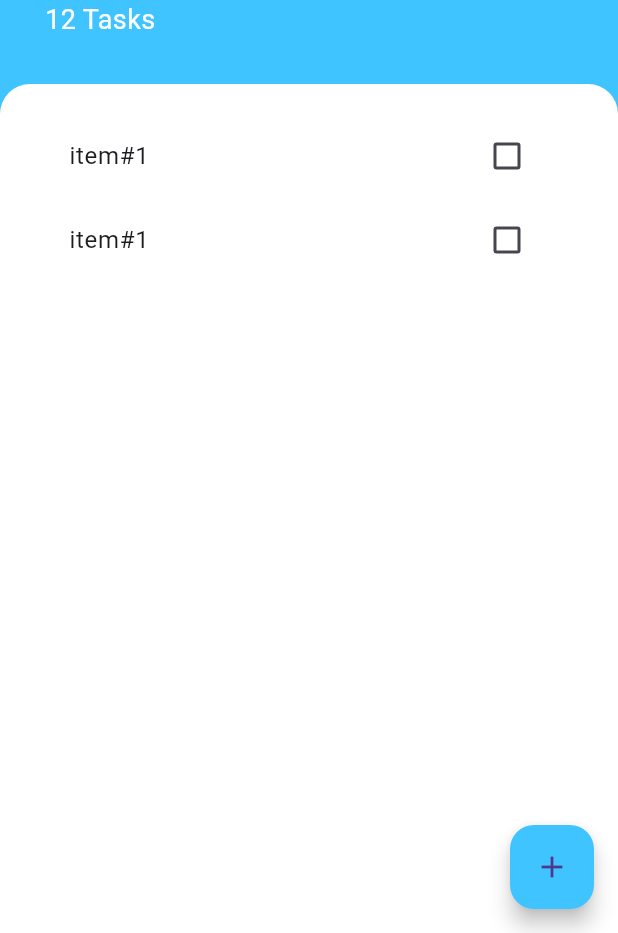
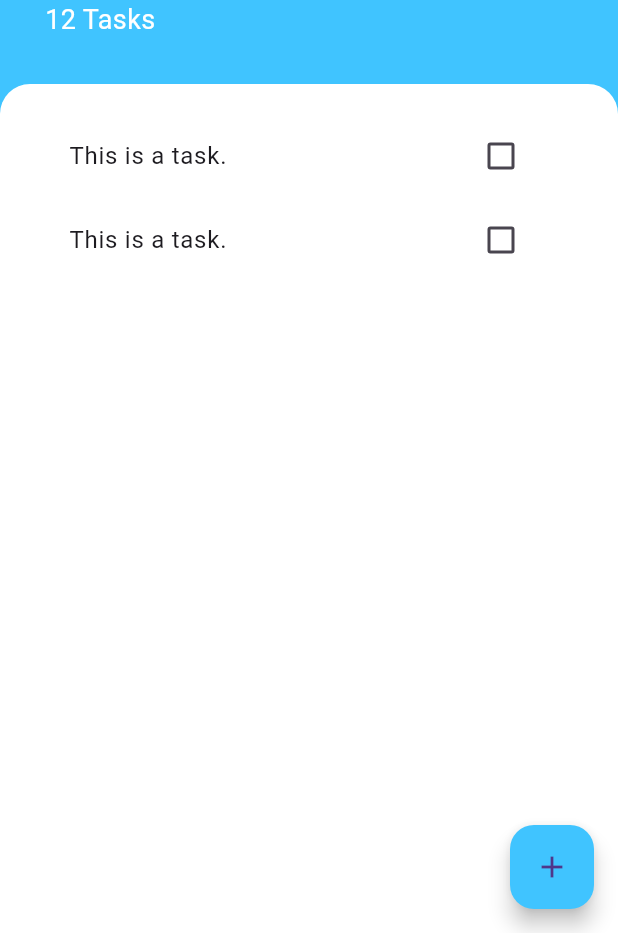
Before and after one commit to aggie2013/training-todey, a Flutter app: the screen it shows after launch, on a phone screen of 412 x 824 dp, the part 303-1236 px from its top. Run offline on Flutter 3.47's test engine with Material 3 defaults, Android fonts, the phone set to English and light mode, and no system bars.

Commit message:
add checkbox logic

```diff
--- a/lib/widgets/task_tile.dart
+++ b/lib/widgets/task_tile.dart
@@ -1,16 +1,47 @@
 import 'package:flutter/material.dart';
 
-class TaskTile extends StatelessWidget {
-  const TaskTile({
-    super.key,
-  });
+class TaskTile extends StatefulWidget {
+  @override
+  _TaskTileState createState() => _TaskTileState();
+}
+
+class _TaskTileState extends State<TaskTile> {
+  bool? isChecked = false;
 
   @override
   Widget build(BuildContext context) {
-    return CheckboxListTile(
-      title: Text('item#1'),
-      value: false,
-      onChanged: (bool? value) {},
+    return ListTile(
+      title: Text(
+        'This is a task.',
+        style: TextStyle(
+          decoration: isChecked == true ? TextDecoration.lineThrough : null,
+        ),
+      ),
+      trailing: TaskCheckbox(
+        checkboxState: isChecked,
+        toggleCheckboxState: (checkboxState) {
+          setState(() {
+            isChecked = checkboxState;
+          });
+        },
+      ),
     );
   }
 }
+
+class TaskCheckbox extends StatelessWidget {
+  final bool? checkboxState;
+  final Function(bool?)? toggleCheckboxState;
+
+  TaskCheckbox(
+      {@required this.checkboxState, @required this.toggleCheckboxState});
+
+  @override
+  Widget build(BuildContext context) {
+    return Checkbox(
+      activeColor: Colors.lightBlueAccent,
+      value: checkboxState,
+      onChanged: toggleCheckboxState,
+    );
+  }
+}
```
